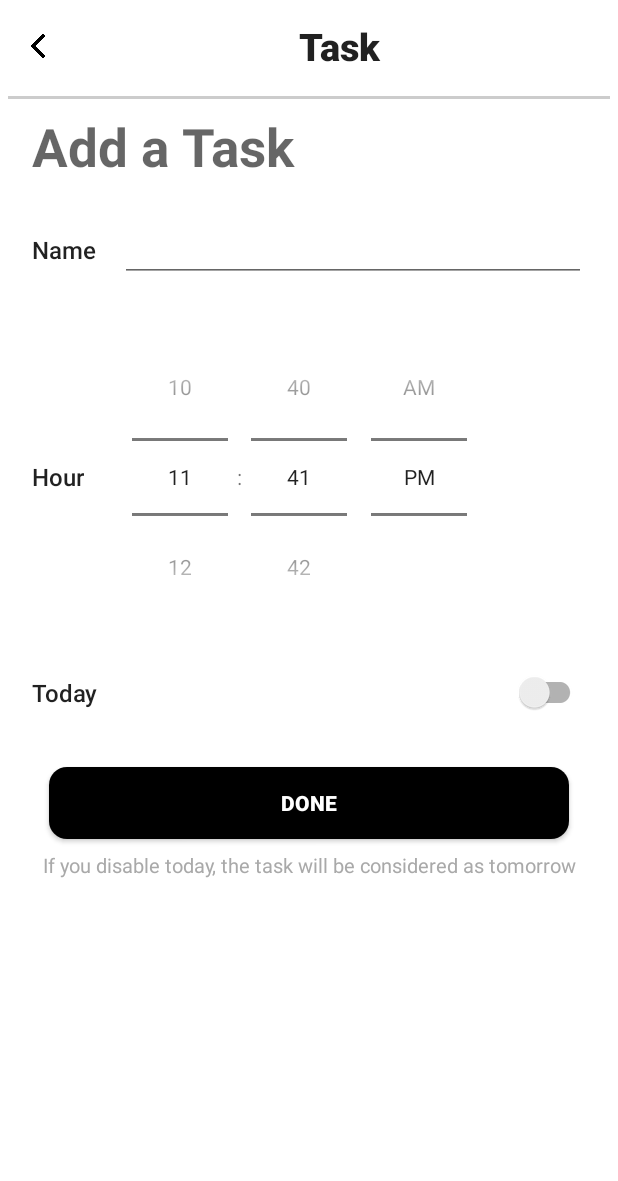
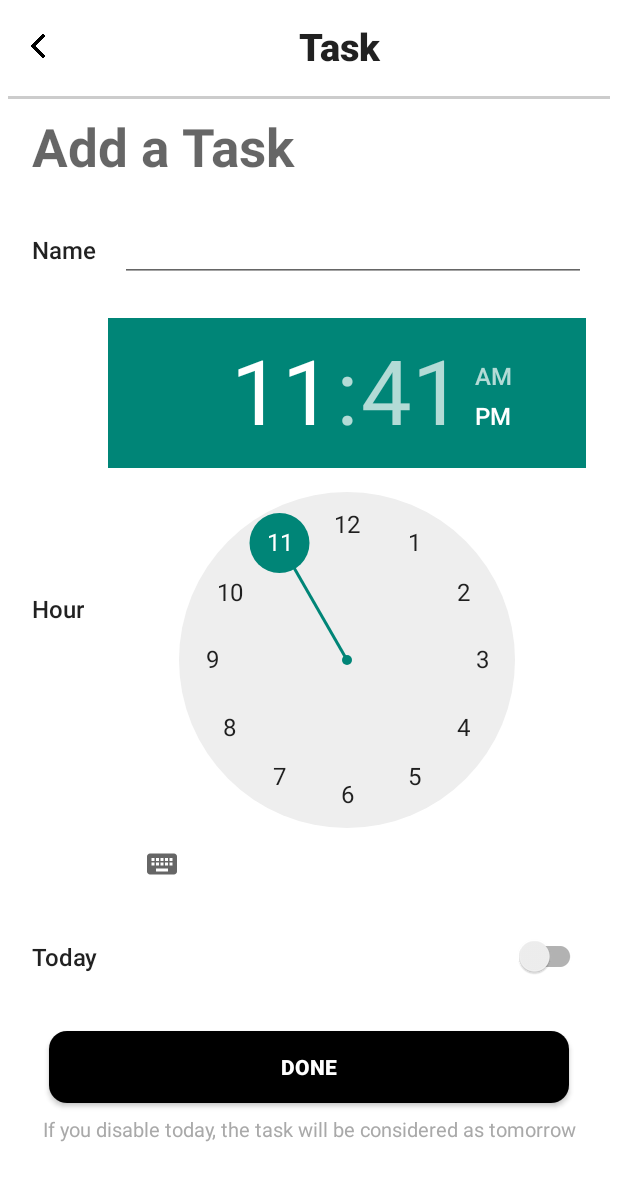
Before and after one commit to BhojrajCoditas/ToDoApps, an Android app built with Jetpack Compose: the AddTaskFragment screen opened through its navigation route, on a phone screen of 412 x 824 dp. Shown: the top 1181 px of the screen. Run offline under Robolectric (Android 15) with nearby library versions, the phone set to English and light mode, and no system bars; our stand-ins replace Room's generated code.

```diff
--- a/app/src/main/res/layout/fragment_add_task.xml
+++ b/app/src/main/res/layout/fragment_add_task.xml
@@ -96,7 +96,7 @@
             android:id="@+id/time_picker"
             android:layout_width="wrap_content"
             android:layout_height="wrap_content"
-            android:timePickerMode="spinner" />
+            android:timePickerMode="clock" />
     </LinearLayout>
 
     <!-- Today and Switch aligned left & right -->
```
